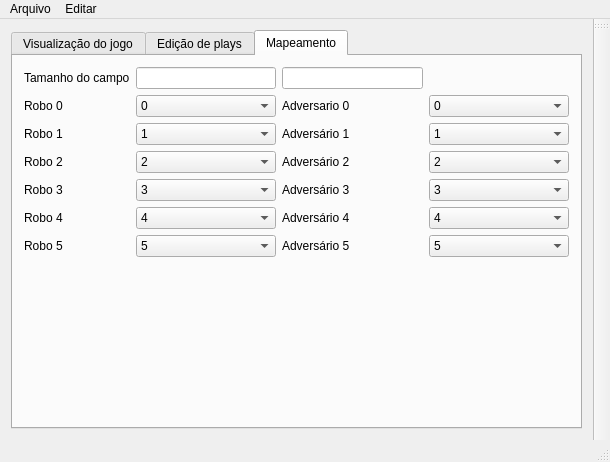
First picture: the form in src/clients/graphicalintelligence/GraphicalIntelligence.ui, repository legacy-roboime/legacy-roboime-intel, before the edit.
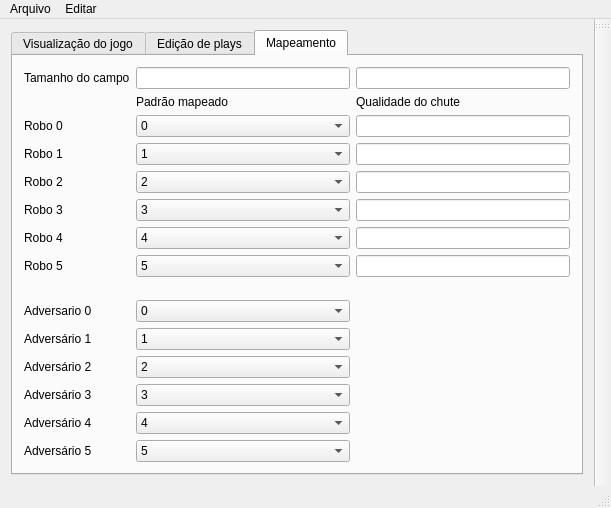
Second picture: the form after the edit. Custom widgets are drawn as their Qt base class.

Commit message: Added dummy boxes for kick efficiency

The edit to the form file:
```diff
--- a/src/clients/graphicalintelligence/GraphicalIntelligence.ui
+++ b/src/clients/graphicalintelligence/GraphicalIntelligence.ui
@@ -6,8 +6,8 @@
    <rect>
     <x>0</x>
     <y>0</y>
-    <width>610</width>
-    <height>462</height>
+    <width>611</width>
+    <height>508</height>
    </rect>
   </property>
   <property name="windowTitle">
@@ -15,7 +15,7 @@
   </property>
   <widget class="QWidget" name="centralWidget">
    <layout class="QGridLayout" name="gridLayout_3">
-    <item row="0" column="1">
+    <item row="0" column="2">
      <widget class="QTabWidget" name="tabWidget">
       <property name="currentIndex">
        <number>2</number>
@@ -310,95 +310,21 @@
         <item row="0" column="4">
          <widget class="QLineEdit" name="txtStageLenght"/>
         </item>
-        <item row="0" column="5">
-         <spacer name="horizontalSpacer_3">
-          <property name="orientation">
-           <enum>Qt::Horizontal</enum>
-          </property>
-          <property name="sizeHint" stdset="0">
-           <size>
-            <width>40</width>
-            <height>20</height>
-           </size>
-          </property>
-         </spacer>
-        </item>
-        <item row="2" column="1">
+        <item row="3" column="1">
          <widget class="QLabel" name="label_9">
           <property name="text">
            <string>Robo 0</string>
           </property>
          </widget>
         </item>
-        <item row="2" column="3">
-         <widget class="QComboBox" name="cmbRobot_0">
-          <item>
-           <property name="text">
-            <string>0</string>
-           </property>
-          </item>
-          <item>
-           <property name="text">
-            <string>1</string>
-           </property>
-          </item>
-          <item>
-           <property name="text">
-            <string>2</string>
-           </property>
-          </item>
-          <item>
-           <property name="text">
-            <string>3</string>
-           </property>
-          </item>
-          <item>
-           <property name="text">
-            <string>4</string>
-           </property>
-          </item>
-          <item>
-           <property name="text">
-            <string>5</string>
-           </property>
-          </item>
-          <item>
-           <property name="text">
-            <string>6</string>
-           </property>
-          </item>
-          <item>
-           <property name="text">
-            <string>7</string>
-           </property>
-          </item>
-          <item>
-           <property name="text">
-            <string>8</string>
-           </property>
-          </item>
-          <item>
-           <property name="text">
-            <string>9</string>
-           </property>
-          </item>
-         </widget>
-        </item>
-        <item row="2" column="4">
-         <widget class="QLabel" name="label_15">
-          <property name="text">
-           <string>Adversario 0</string>
-          </property>
-         </widget>
-        </item>
-        <item row="3" column="1">
+        <item row="4" column="1">
          <widget class="QLabel" name="label_10">
           <property name="text">
            <string>Robo 1</string>
           </property>
          </widget>
         </item>
-        <item row="3" column="3">
+        <item row="4" column="3">
          <widget class="QComboBox" name="cmbRobot_1">
           <property name="currentIndex">
            <number>1</number>
@@ -455,21 +381,14 @@
           </item>
          </widget>
         </item>
-        <item row="3" column="4">
-         <widget class="QLabel" name="label_16">
-          <property name="text">
-           <string>Adversário 1</string>
-          </property>
-         </widget>
-        </item>
-        <item row="4" column="1">
+        <item row="5" column="1">
          <widget class="QLabel" name="label_11">
           <property name="text">
            <string>Robo 2</string>
           </property>
          </widget>
         </item>
-        <item row="4" column="3">
+        <item row="5" column="3">
          <widget class="QComboBox" name="cmbRobot_2">
           <property name="currentIndex">
            <number>2</number>
@@ -526,21 +445,14 @@
           </item>
          </widget>
         </item>
-        <item row="4" column="4">
-         <widget class="QLabel" name="label_17">
-          <property name="text">
-           <string>Adversário 2</string>
-          </property>
-         </widget>
-        </item>
-        <item row="5" column="1">
+        <item row="6" column="1">
          <widget class="QLabel" name="label_12">
           <property name="text">
            <string>Robo 3</string>
           </property>
          </widget>
         </item>
-        <item row="5" column="3">
+        <item row="6" column="3">
          <widget class="QComboBox" name="cmbRobot_3">
           <property name="currentIndex">
            <number>3</number>
@@ -597,21 +509,14 @@
           </item>
          </widget>
         </item>
-        <item row="5" column="4">
-         <widget class="QLabel" name="label_18">
-          <property name="text">
-           <string>Adversário 3</string>
-          </property>
-         </widget>
-        </item>
-        <item row="6" column="1">
+        <item row="7" column="1">
          <widget class="QLabel" name="label_13">
           <property name="text">
            <string>Robo 4</string>
           </property>
          </widget>
         </item>
-        <item row="6" column="3">
+        <item row="7" column="3">
          <widget class="QComboBox" name="cmbRobot_4">
           <property name="currentIndex">
            <number>4</number>
@@ -668,21 +573,14 @@
           </item>
          </widget>
         </item>
-        <item row="6" column="4">
-         <widget class="QLabel" name="label_19">
-          <property name="text">
-           <string>Adversário 4</string>
-          </property>
-         </widget>
-        </item>
-        <item row="7" column="1">
+        <item row="8" column="1">
          <widget class="QLabel" name="label_14">
           <property name="text">
            <string>Robo 5</string>
           </property>
          </widget>
         </item>
-        <item row="7" column="3">
+        <item row="8" column="3">
          <widget class="QComboBox" name="cmbRobot_5">
           <property name="currentIndex">
            <number>5</number>
@@ -739,81 +637,157 @@
           </item>
          </widget>
         </item>
-        <item row="7" column="4">
+        <item row="3" column="3">
+         <widget class="QComboBox" name="cmbRobot_0">
+          <item>
+           <property name="text">
+            <string>0</string>
+           </property>
+          </item>
+          <item>
+           <property name="text">
+            <string>1</string>
+           </property>
+          </item>
+          <item>
+           <property name="text">
+            <string>2</string>
+           </property>
+          </item>
+          <item>
+           <property name="text">
+            <string>3</string>
+           </property>
+          </item>
+          <item>
+           <property name="text">
+            <string>4</string>
+           </property>
+          </item>
+          <item>
+           <property name="text">
+            <string>5</string>
+           </property>
+          </item>
+          <item>
+           <property name="text">
+            <string>6</string>
+           </property>
+          </item>
+          <item>
+           <property name="text">
+            <string>7</string>
+           </property>
+          </item>
+          <item>
+           <property name="text">
+            <string>8</string>
+           </property>
+          </item>
+          <item>
+           <property name="text">
+            <string>9</string>
+           </property>
+          </item>
+         </widget>
+        </item>
+        <item row="11" column="1">
+         <widget class="QLabel" name="label_15">
+          <property name="text">
+           <string>Adversario 0</string>
+          </property>
+         </widget>
+        </item>
+        <item row="11" column="3">
+         <widget class="QComboBox" name="cmbAdversary_0">
+          <item>
+           <property name="text">
+            <string>0</string>
+           </property>
+          </item>
+          <item>
+           <property name="text">
+            <string>1</string>
+           </property>
+          </item>
+          <item>
+           <property name="text">
+            <string>2</string>
+           </property>
+          </item>
+          <item>
+           <property name="text">
+            <string>3</string>
+           </property>
+          </item>
+          <item>
+           <property name="text">
+            <string>4</string>
+           </property>
+          </item>
+          <item>
+           <property name="text">
+            <string>5</string>
+           </property>
+          </item>
+          <item>
+           <property name="text">
+            <string>6</string>
+           </property>
+          </item>
+          <item>
+           <property name="text">
+            <string>7</string>
+           </property>
+          </item>
+          <item>
+           <property name="text">
+            <string>8</string>
+           </property>
+          </item>
+          <item>
+           <property name="text">
+            <string>9</string>
+           </property>
+          </item>
+         </widget>
+        </item>
+        <item row="12" column="1">
+         <widget class="QLabel" name="label_16">
+          <property name="text">
+           <string>Adversário 1</string>
+          </property>
+         </widget>
+        </item>
+        <item row="13" column="1">
+         <widget class="QLabel" name="label_17">
+          <property name="text">
+           <string>Adversário 2</string>
+          </property>
+         </widget>
+        </item>
+        <item row="14" column="1">
+         <widget class="QLabel" name="label_18">
+          <property name="text">
+           <string>Adversário 3</string>
+          </property>
+         </widget>
+        </item>
+        <item row="15" column="1">
+         <widget class="QLabel" name="label_19">
+          <property name="text">
+           <string>Adversário 4</string>
+          </property>
+         </widget>
+        </item>
+        <item row="16" column="1">
          <widget class="QLabel" name="label_20">
           <property name="text">
            <string>Adversário 5</string>
           </property>
          </widget>
         </item>
-        <item row="8" column="1">
-         <spacer name="verticalSpacer_2">
-          <property name="orientation">
-           <enum>Qt::Vertical</enum>
-          </property>
-          <property name="sizeHint" stdset="0">
-           <size>
-            <width>20</width>
-            <height>40</height>
-           </size>
-          </property>
-         </spacer>
-        </item>
-        <item row="2" column="5">
-         <widget class="QComboBox" name="cmbAdversary_0">
-          <item>
-           <property name="text">
-            <string>0</string>
-           </property>
-          </item>
-          <item>
-           <property name="text">
-            <string>1</string>
-           </property>
-          </item>
-          <item>
-           <property name="text">
-            <string>2</string>
-           </property>
-          </item>
-          <item>
-           <property name="text">
-            <string>3</string>
-           </property>
-          </item>
-          <item>
-           <property name="text">
-            <string>4</string>
-           </property>
-          </item>
-          <item>
-           <property name="text">
-            <string>5</string>
-           </property>
-          </item>
-          <item>
-           <property name="text">
-            <string>6</string>
-           </property>
-          </item>
-          <item>
-           <property name="text">
-            <string>7</string>
-           </property>
-          </item>
-          <item>
-           <property name="text">
-            <string>8</string>
-           </property>
-          </item>
-          <item>
-           <property name="text">
-            <string>9</string>
-           </property>
-          </item>
-         </widget>
-        </item>
-        <item row="3" column="5">
+        <item row="12" column="3">
          <widget class="QComboBox" name="cmbAdversary_1">
           <property name="currentIndex">
            <number>1</number>
@@ -870,7 +844,7 @@
           </item>
          </widget>
         </item>
-        <item row="4" column="5">
+        <item row="13" column="3">
          <widget class="QComboBox" name="cmbAdversary_2">
           <property name="currentIndex">
            <number>2</number>
@@ -927,7 +901,7 @@
           </item>
          </widget>
         </item>
-        <item row="5" column="5">
+        <item row="14" column="3">
          <widget class="QComboBox" name="cmbAdversary_3">
           <property name="currentIndex">
            <number>3</number>
@@ -984,7 +958,7 @@
           </item>
          </widget>
         </item>
-        <item row="6" column="5">
+        <item row="15" column="3">
          <widget class="QComboBox" name="cmbAdversary_4">
           <property name="currentIndex">
            <number>4</number>
@@ -1041,7 +1015,7 @@
           </item>
          </widget>
         </item>
-        <item row="7" column="5">
+        <item row="16" column="3">
          <widget class="QComboBox" name="cmbAdversary_5">
           <property name="currentIndex">
            <number>5</number>
@@ -1098,6 +1072,51 @@
           </item>
          </widget>
         </item>
+        <item row="3" column="4">
+         <widget class="QLineEdit" name="lineEdit"/>
+        </item>
+        <item row="4" column="4">
+         <widget class="QLineEdit" name="lineEdit_2"/>
+        </item>
+        <item row="5" column="4">
+         <widget class="QLineEdit" name="lineEdit_3"/>
+        </item>
+        <item row="6" column="4">
+         <widget class="QLineEdit" name="lineEdit_4"/>
+        </item>
+        <item row="7" column="4">
+         <widget class="QLineEdit" name="lineEdit_5"/>
+        </item>
+        <item row="8" column="4">
+         <widget class="QLineEdit" name="lineEdit_6"/>
+        </item>
+        <item row="1" column="3">
+         <widget class="QLabel" name="label_21">
+          <property name="text">
+           <string>Padrão mapeado</string>
+          </property>
+         </widget>
+        </item>
+        <item row="1" column="4">
+         <widget class="QLabel" name="label_22">
+          <property name="text">
+           <string>Qualidade do chute</string>
+          </property>
+         </widget>
+        </item>
+        <item row="9" column="1">
+         <spacer name="verticalSpacer_3">
+          <property name="orientation">
+           <enum>Qt::Vertical</enum>
+          </property>
+          <property name="sizeHint" stdset="0">
+           <size>
+            <width>20</width>
+            <height>40</height>
+           </size>
+          </property>
+         </spacer>
+        </item>
        </layout>
       </widget>
      </widget>
@@ -1109,7 +1128,7 @@
     <rect>
      <x>0</x>
      <y>0</y>
-     <width>610</width>
+     <width>611</width>
      <height>21</height>
     </rect>
    </property>
```
The commit also changes 2 other files.
